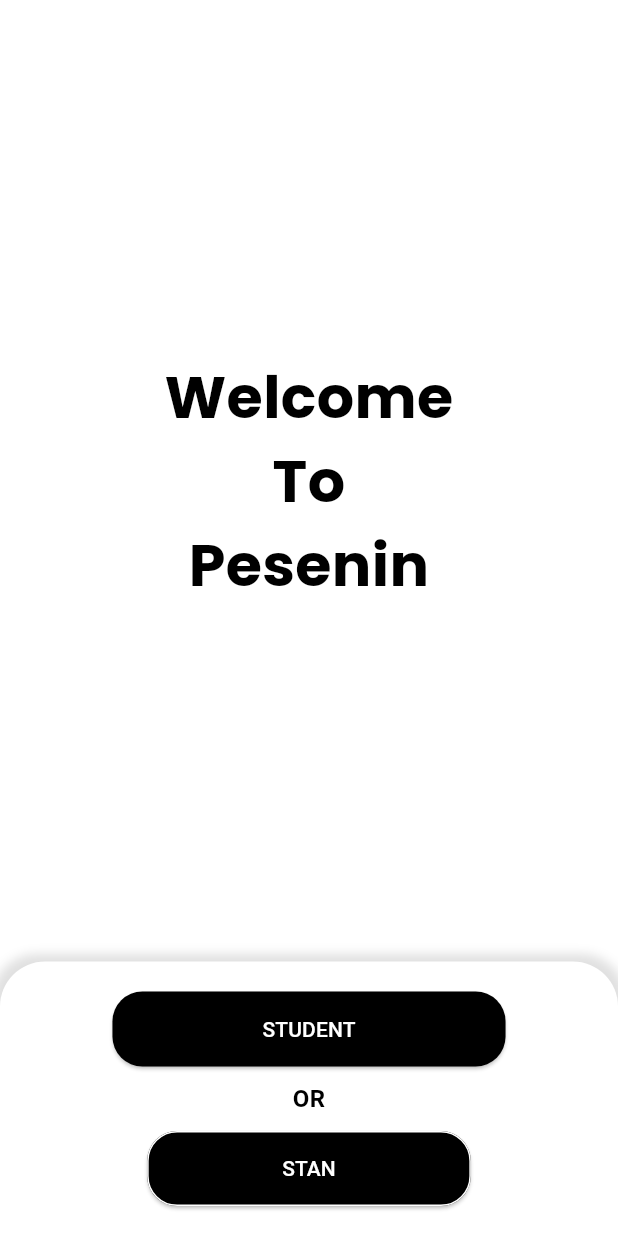
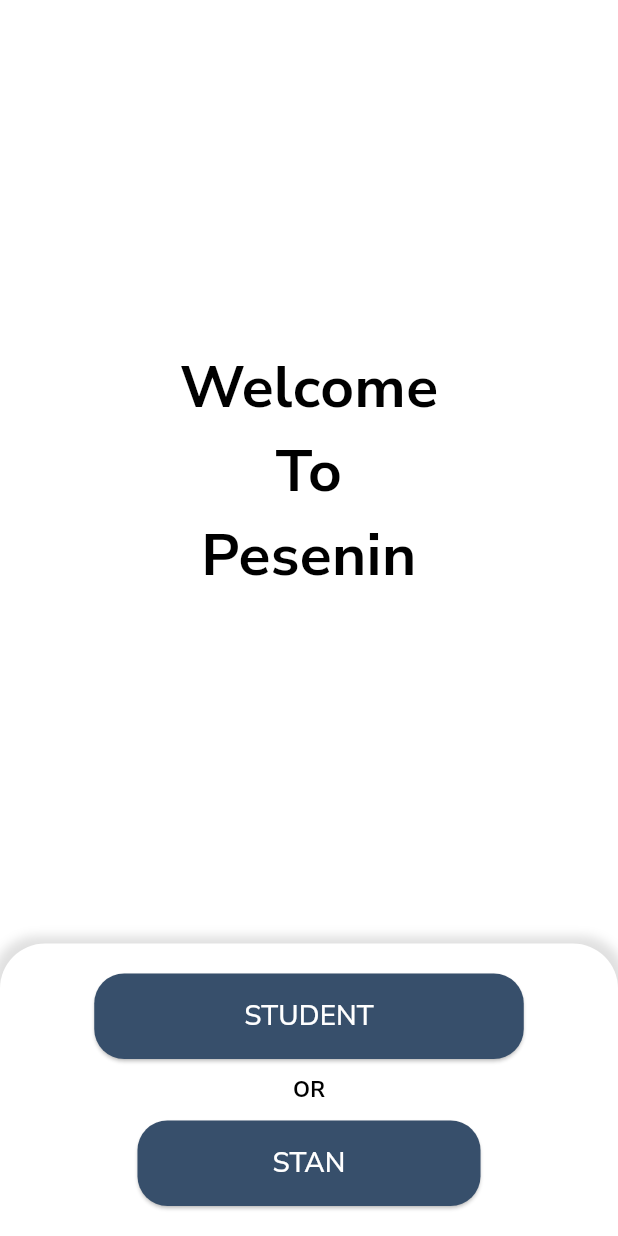
Before and after one commit to silkiy/ukk_kantin_3, a Flutter app: the screen it shows after launch, on a phone screen of 412 x 824 dp. Run offline on Flutter 3.47's test engine with Material 3 defaults, Android fonts, the light colour scheme and no system bars; our stand-ins replace google_fonts.

Commit message:
fix : welcome page

```diff
--- a/lib/pages/welcome_page.dart
+++ b/lib/pages/welcome_page.dart
@@ -22,7 +22,7 @@ class _WelcomePageState extends State<WelcomePage> {
             child: Center(
               child: Text(
                 "Welcome\nTo\nPesenin",
-                style: GoogleFonts.poppins(
+                style: GoogleFonts.nunitoSans(
                   fontSize: MediaQuery.of(context).size.width * 0.095,
                   fontWeight: FontWeight.bold,
                   color: Colors.black,
@@ -63,7 +63,7 @@ class _WelcomePageState extends State<WelcomePage> {
                       );
                     },
                     style: ElevatedButton.styleFrom(
-                      backgroundColor: Colors.black,
+                      backgroundColor: Color(0xff374F6B),
                       shape: RoundedRectangleBorder(
                         borderRadius: BorderRadius.circular(20),
                       ),
@@ -72,16 +72,20 @@ class _WelcomePageState extends State<WelcomePage> {
                         horizontal: 100,
                       ),
                     ),
-                    child: const Text(
+                    child: Text(
                       "STUDENT",
-                      style: TextStyle(color: Colors.white),
+                      style: GoogleFonts.nunitoSans(
+                        fontSize: MediaQuery.of(context).size.width * 0.045,
+                        fontWeight: FontWeight.w500,
+                        color: Colors.white,
+                      ),
                     ),
                   ),
                   const SizedBox(height: 10),
-                  const Text(
+                  Text(
                     "OR",
-                    style: TextStyle(
-                      fontSize: 16,
+                    style: GoogleFonts.nunitoSans(
+                      fontSize: MediaQuery.of(context).size.width * 0.035,
                       fontWeight: FontWeight.bold,
                       color: Colors.black,
                     ),
@@ -96,8 +100,8 @@ class _WelcomePageState extends State<WelcomePage> {
                       );
                     },
                     style: ElevatedButton.styleFrom(
-                      backgroundColor: Colors.black,
-                      side: const BorderSide(color: Colors.white),
+                      backgroundColor: Color(0xff374F6B),
+                      // side: const BorderSide(color: Colors.white),
                       shape: RoundedRectangleBorder(
                         borderRadius: BorderRadius.circular(20),
                       ),
@@ -106,9 +110,13 @@ class _WelcomePageState extends State<WelcomePage> {
                         horizontal: 90,
                       ),
                     ),
-                    child: const Text(
+                    child: Text(
                       "STAN",
-                      style: TextStyle(color: Colors.white),
+                      style: GoogleFonts.nunitoSans(
+                        fontSize: MediaQuery.of(context).size.width * 0.045,
+                        fontWeight: FontWeight.w500,
+                        color: Colors.white,
+                      ),
                     ),
                   ),
                 ],
```
